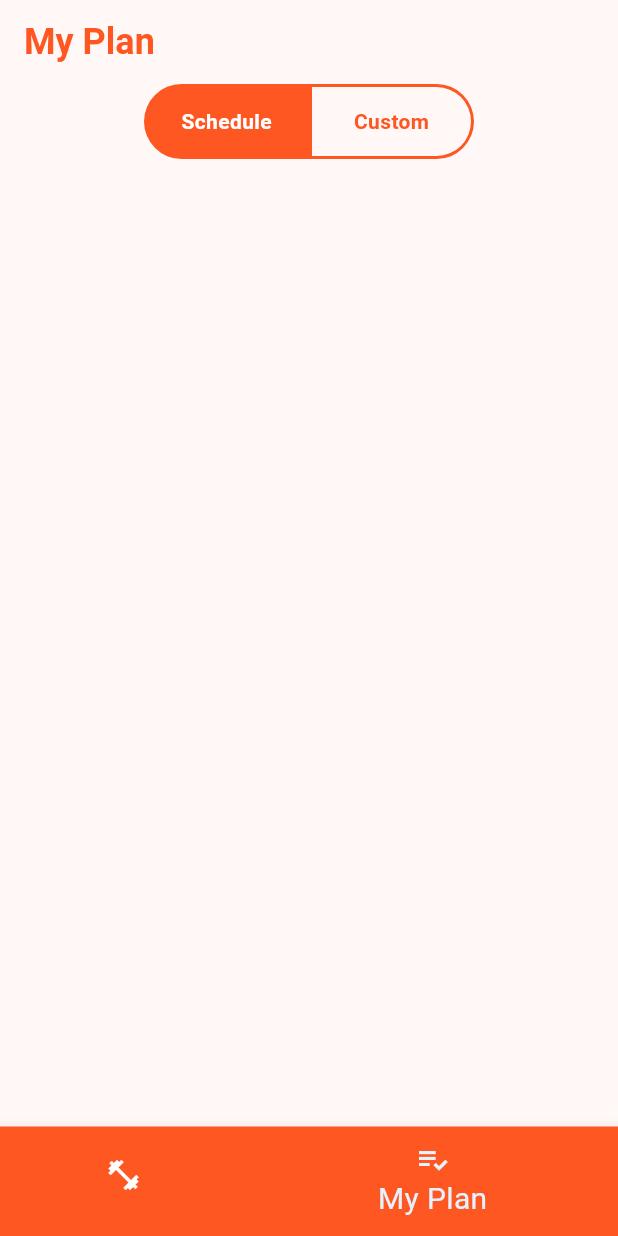
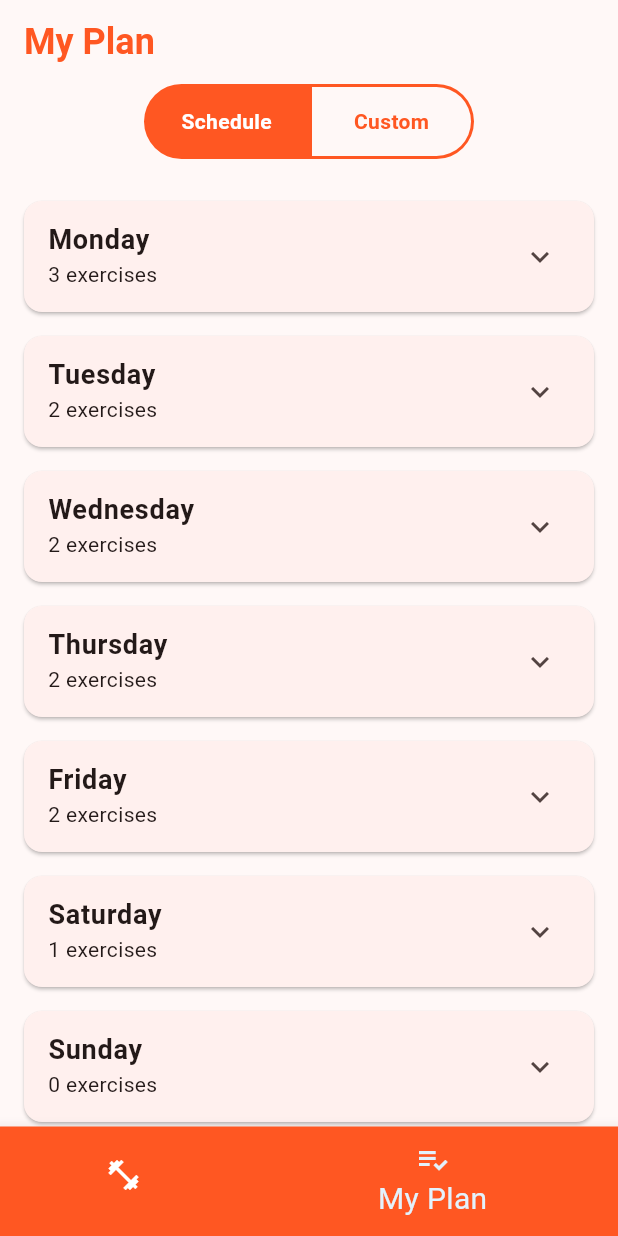
Before and after one commit to Alankoye1/planner_application, a Flutter app: the screen it shows after launch, item 2 of the bottom bar chosen, after a tap on "Schedule", on a phone screen of 412 x 824 dp. Run offline on Flutter 3.47's test engine with Material 3 defaults, Android fonts, the phone set to English and light mode, and no system bars.

Commit message:
feat: Implement exercise scheduling and navigation toggle in MyplanScreen

```diff
--- a/lib/data.dart
+++ b/lib/data.dart
@@ -465,3 +465,31 @@ final List<Category> categories = [
     excercises: allExercises.where((exercise) => exercise.categoryId == 'c14').toList(),
   ),
 ];
+
+final Map<String, List<Excercise>> scheduledExercises = {
+    'Monday': [
+      allExercises[0], // Plank
+      allExercises[1], // Push Ups
+      allExercises[4], // Pull Ups
+    ],
+    'Tuesday': [
+      allExercises[8], // Squats (assuming it exists)
+      allExercises[9], // Lunges (assuming it exists)
+    ],
+    'Wednesday': [
+      allExercises[2], // Chest Dips
+      allExercises[5], // Superman
+    ],
+    'Thursday': [
+      allExercises[0], // Plank
+      allExercises[4], // Pull Ups
+    ],
+    'Friday': [
+      allExercises[1], // Push Ups
+      allExercises[3], // Incline Push Ups
+    ],
+    'Saturday': [
+      allExercises[6], // Lat Pulldowns
+    ],
+    'Sunday': [], // Rest day
+  };
--- a/lib/screens/myplan_screen.dart
+++ b/lib/screens/myplan_screen.dart
@@ -1,109 +1,109 @@
 import 'package:flutter/material.dart';
+import 'package:planner/widgets/navigation_screen.dart';
+import 'package:planner/data.dart';
+import 'package:planner/models/excersice.dart';
 
-class MyplanScreen extends StatelessWidget {
+class MyplanScreen extends StatefulWidget {
   const MyplanScreen({super.key});
 
+  @override
+  State<MyplanScreen> createState() => _MyplanScreenState();
+}
+
+class _MyplanScreenState extends State<MyplanScreen> {
+  bool _isSchedule = true;
+
+  // change the state of the screen based on the navigation toggle
+  @override
+  void didChangeDependencies() {
+    setState(() {
+      print( '_isSchedule: $_isSchedule');
+    });
+    super.didChangeDependencies();
+  }
 
   @override
   Widget build(BuildContext context) {
     return Scaffold(
       body: Column(
         children: [
-          NavigationScreen()
+          NavigationScreen(
+            onToggle: (isSchedule) {
+              setState(() {
+                _isSchedule = isSchedule;
+              });
+              print('Navigation toggled: $_isSchedule');
+            },
+          ),
+          const SizedBox(height: 20),
+          Expanded(
+            child: _isSchedule ? _buildScheduleView() : _buildCustomView(),
+          ),
         ],
       ),
     );
   }
-}
 
-class NavigationScreen extends StatefulWidget {
-  const NavigationScreen({
-    super.key,
-  });
-
-  @override
-  State<NavigationScreen> createState() => _NavigationScreenState();
-}
-
-class _NavigationScreenState extends State<NavigationScreen> {
-  bool isSchedule = true;
-
-  @override
-  Widget build(BuildContext context) {
-    return Row(
-      mainAxisAlignment: MainAxisAlignment.center,
-      children: [
-        InkWell(
-          onTap: () {
-            // TODO: Implement navigation to schedule screen
-            setState(() {
-              isSchedule = true;
-            });
-          },
-          borderRadius: const BorderRadius.only(
-            topLeft: Radius.circular(25),
-            bottomLeft: Radius.circular(25),
-          ),
-          child: Container(
-            padding: const EdgeInsets.symmetric(horizontal: 20),
-            width: 110,
-            height: 50,
-            decoration: BoxDecoration(
-              color: isSchedule ? Colors.deepOrange : null,
-              borderRadius: const BorderRadius.only(
-                topLeft: Radius.circular(25),
-                bottomLeft: Radius.circular(25),
-              ),
-              border: Border.all(
-                width: 2,
-                color: Theme.of(context).colorScheme.primary,
+  Widget _buildScheduleView() {
+    return ListView.builder(
+      itemCount: scheduledExercises.keys.length,
+      itemBuilder: (context, index) {
+        String day = scheduledExercises.keys.elementAt(index);
+        List<Excercise> exercises = scheduledExercises[day]!;
+        return Card(
+          margin: const EdgeInsets.symmetric(horizontal: 16, vertical: 8),
+          child: ExpansionTile(
+            title: Text(
+              day,
+              style: const TextStyle(
+                fontWeight: FontWeight.bold,
+                fontSize: 18,
               ),
             ),
-            child: Center(
-              child: Text('Schedule',
+            subtitle: Text('${exercises.length} exercises'),
+            children: exercises.isEmpty
+                ? [
+                    const Padding(
+                      padding: EdgeInsets.all(16.0),
+                      child: Text(
+                        'Rest Day',
                         style: TextStyle(
-                    fontWeight: FontWeight.bold,
-                    color: isSchedule ? Colors.white : Theme.of(context).colorScheme.primary,
-                  )),
+                          fontStyle: FontStyle.italic,
+                          color: Colors.grey,
                         ),
                       ),
                     ),
-        InkWell(
-          onTap: () {
-            // TODO: Implement navigation to custom screen
-            setState(() {
-              isSchedule = false;
-            });
+                  ]
+                : exercises
+                    .map((exercise) => ListTile(
+                          leading: CircleAvatar(
+                            backgroundImage: AssetImage(exercise.excerciseImage),
+                          ),
+                          title: Text(exercise.excerciseTitle),
+                          trailing: Checkbox(
+                            value: false, // You can add state tracking here
+                            onChanged: (value) {
+                              // Handle exercise completion
                             },
-          borderRadius: const BorderRadius.only(
-            topRight: Radius.circular(25),
-            bottomRight: Radius.circular(25),
                           ),
-          child: Container(
-            padding: const EdgeInsets.symmetric(horizontal: 20),
-            width: 110,
-            height: 50,
-            decoration: BoxDecoration(
-              color: isSchedule ? null : Colors.deepOrange,
-              borderRadius: const BorderRadius.only(
-                topRight: Radius.circular(25),
-                bottomRight: Radius.circular(25),
+                        ))
+                    .toList(),
           ),
-              border: Border.all(
-                color: Theme.of(context).colorScheme.primary,
-                width: 2,
+        );
+      },
+    );
+  }
+
+  Widget _buildCustomView() {
+    return const Center(
+      child: Text(
+        'Custom Workout View\n(Coming Soon)',
+        textAlign: TextAlign.center,
+        style: TextStyle(
+          fontSize: 18,
+          color: Colors.grey,
         ),
       ),
-            child: Center(
-              child: Text('Custom',
-                  style: TextStyle(
-                    fontWeight: FontWeight.bold,
-                    color: isSchedule ? Theme.of(context).colorScheme.primary : Colors.white,
-                  )),
-            ),
-          ),
-        ),
-      ],
     );
   }
 }
--- /dev/null
+++ b/lib/widgets/navigation_screen.dart
@@ -0,0 +1,96 @@
+
+import 'package:flutter/material.dart';
+
+class NavigationScreen extends StatefulWidget {
+  const NavigationScreen({
+    super.key,  required this.onToggle,
+  });
+  final Function(bool isSchedule) onToggle;
+
+  @override
+  State<NavigationScreen> createState() => _NavigationScreenState();
+}
+
+class _NavigationScreenState extends State<NavigationScreen> {
+  bool isSchedule = true;
+
+  @override
+  Widget build(BuildContext context) {
+    return Row(
+      mainAxisAlignment: MainAxisAlignment.center,
+      children: [
+        InkWell(
+          onTap: () {
+            // TODO: Implement navigation to schedule screen
+            setState(() {
+              isSchedule = true;
+            });
+            widget.onToggle(true);
+          },
+          borderRadius: const BorderRadius.only(
+            topLeft: Radius.circular(25),
+            bottomLeft: Radius.circular(25),
+          ),
+          child: Container(
+            padding: const EdgeInsets.symmetric(horizontal: 20),
+            width: 110,
+            height: 50,
+            decoration: BoxDecoration(
+              color: isSchedule ? Colors.deepOrange : null,
+              borderRadius: const BorderRadius.only(
+                topLeft: Radius.circular(25),
+                bottomLeft: Radius.circular(25),
+              ),
+              border: Border.all(
+                width: 2,
+                color: Theme.of(context).colorScheme.primary,
+              ),
+            ),
+            child: Center(
+              child: Text('Schedule',
+                  style: TextStyle(
+                    fontWeight: FontWeight.bold,
+                    color: isSchedule ? Colors.white : Theme.of(context).colorScheme.primary,
+                  )),
+            ),
+          ),
+        ),
+        InkWell(
+          onTap: () {
+            setState(() {
+              isSchedule = false;
+            });
+            widget.onToggle(false);
+          },
+          borderRadius: const BorderRadius.only(
+            topRight: Radius.circular(25),
+            bottomRight: Radius.circular(25),
+          ),
+          child: Container(
+            padding: const EdgeInsets.symmetric(horizontal: 20),
+            width: 110,
+            height: 50,
+            decoration: BoxDecoration(
+              color: isSchedule ? null : Colors.deepOrange,
+              borderRadius: const BorderRadius.only(
+                topRight: Radius.circular(25),
+                bottomRight: Radius.circular(25),
+              ),
+              border: Border.all(
+                color: Theme.of(context).colorScheme.primary,
+                width: 2,
+              ),
+            ),
+            child: Center(
+              child: Text('Custom',
+                  style: TextStyle(
+                    fontWeight: FontWeight.bold,
+                    color: isSchedule ? Theme.of(context).colorScheme.primary : Colors.white,
+                  )),
+            ),
+          ),
+        ),
+      ],
+    );
+  }
+}
```
Lines whose indentation alone changed are shown as unchanged.
